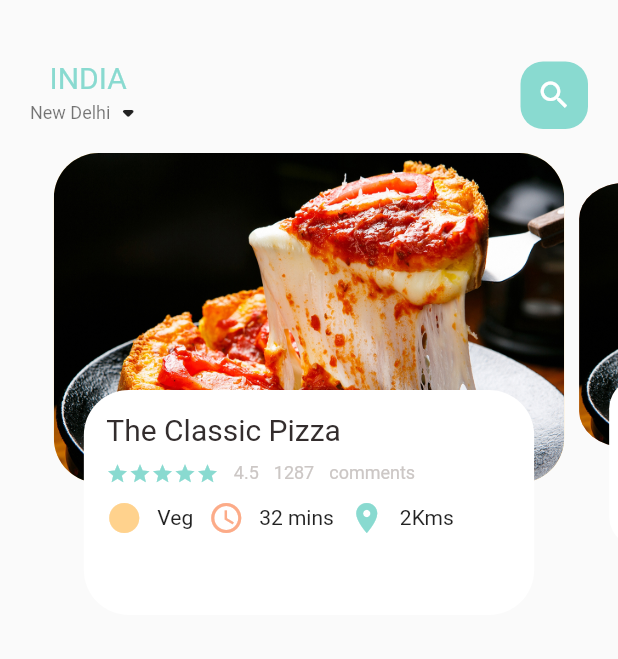
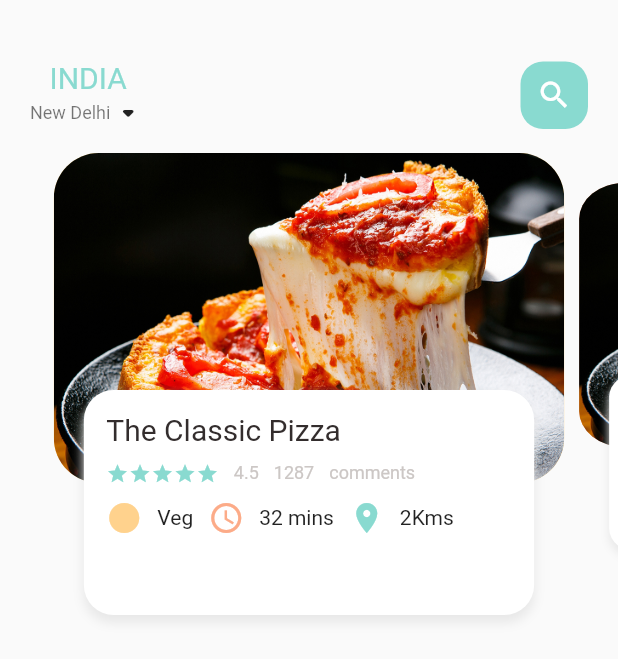
Before and after one commit to Ketan-Goyal/go_foodz, a Flutter app: the screen it shows after launch, on a phone screen of 412 x 824 dp. Shown: the top 659 px of the screen. Run offline on Flutter 3.47's test engine with Material 2 defaults, Android fonts, the phone set to English and light mode, and no system bars.

Commit message:
11/06/22 eve

```diff
--- a/lib/home/food_page_body.dart
+++ b/lib/home/food_page_body.dart
@@ -93,8 +93,15 @@ class _FoodPageBodyState extends State<FoodPageBody> {
               height: 150,
               margin: EdgeInsets.only(left: 25, right: 25, bottom: 12),
               decoration: BoxDecoration(
-                borderRadius: BorderRadius.circular(30),
+                borderRadius: BorderRadius.circular(20),
                 color: Colors.white,
+                boxShadow: [
+                  BoxShadow(
+                    color: Color(0xFFe8e8e8),
+                    blurRadius: 5,
+                    offset: Offset(0, 5),
+                  ),
+                ],
               ),
               child: Container(
                 padding: EdgeInsets.only(left: 15, right: 15, top: 15),
```
